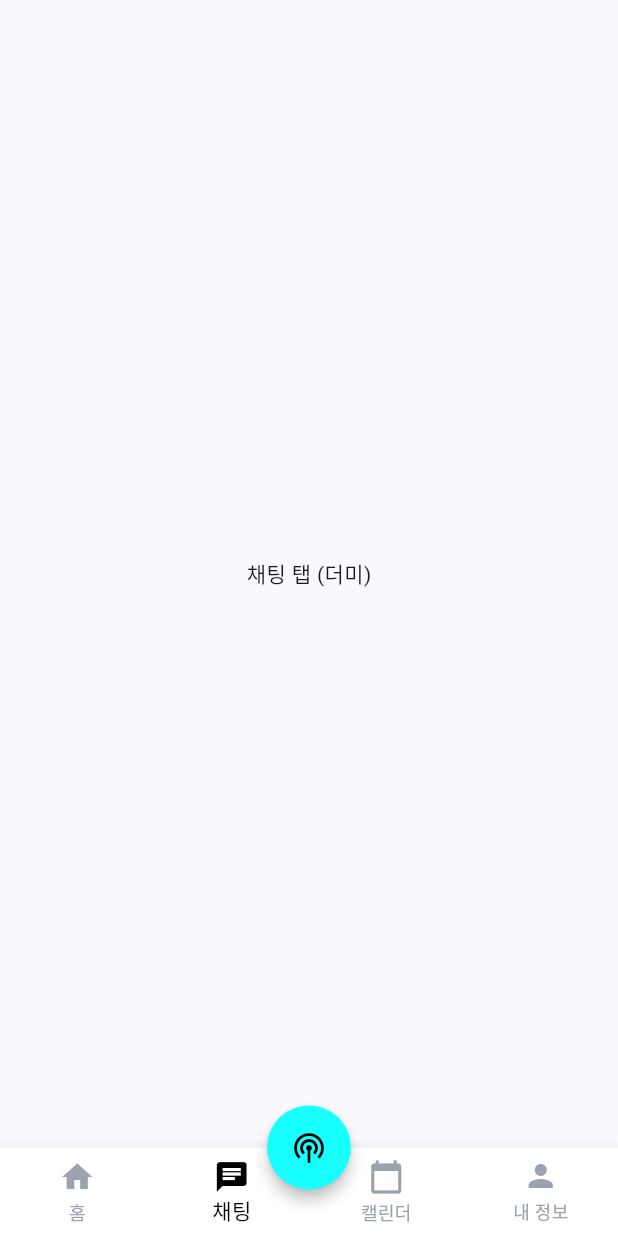
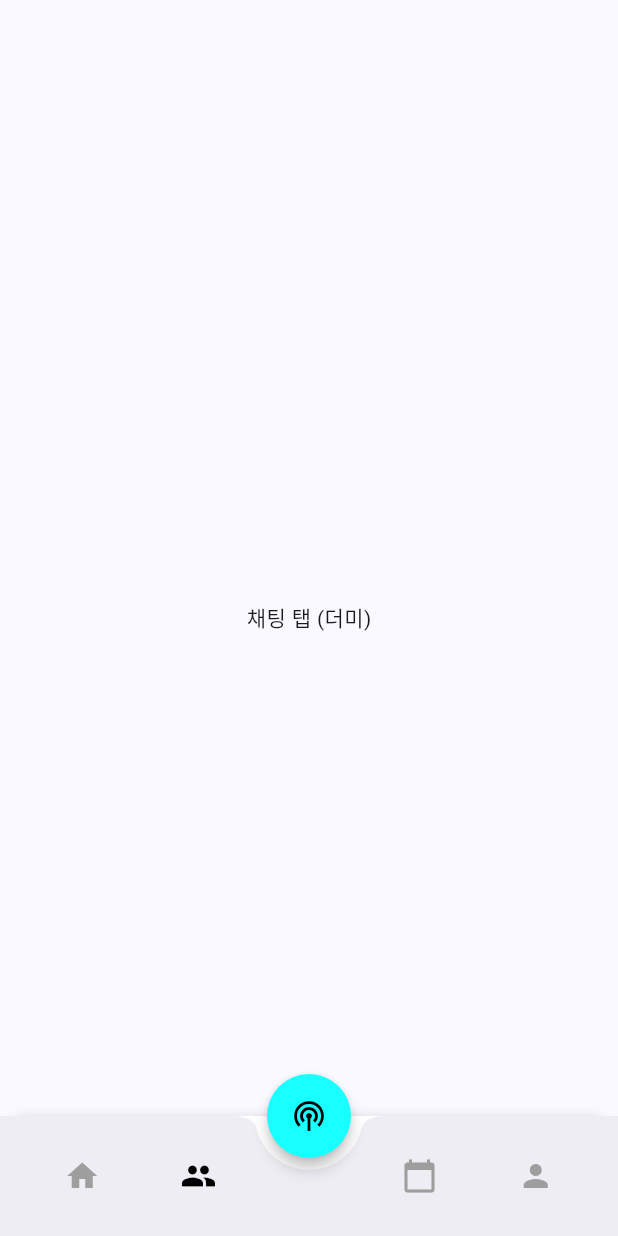
Before and after one commit to ikjunoob/matching, a Flutter app: the screen it shows after launch, item 2 of the bottom bar chosen, on a phone screen of 412 x 824 dp. Run offline on Flutter 3.47's test engine with Material 3 defaults, Android fonts, the phone set to English and light mode, and no system bars; network calls fail; Roboto replaces fonts that are missing (Pretendard).

Commit message:
캘린더더미탭

```diff
--- a/lib/screens/calendar_screen.dart
+++ b/lib/screens/calendar_screen.dart
@@ -5,6 +5,8 @@ class CalendarScreen extends StatelessWidget {
 
   @override
   Widget build(BuildContext context) {
-    return const Scaffold(body: Center(child: Text("📅 캘린더 탭입니다 (더미 화면)")));
+    return const Scaffold(
+      body: Center(child: Text('캘린더 화면입니다', style: TextStyle(fontSize: 20))),
+    );
   }
 }
--- a/lib/screens/main_screen.dart
+++ b/lib/screens/main_screen.dart
@@ -32,30 +32,58 @@ class _MainScreenState extends State<MainScreen> {
   @override
   Widget build(BuildContext context) {
     return Scaffold(
+      extendBody: true,
       body: _pages[_selectedIndex],
-      bottomNavigationBar: BottomNavigationBar(
-        currentIndex: _selectedIndex > 2
-            ? _selectedIndex - 1
-            : _selectedIndex == 2
-            ? 0
-            : _selectedIndex,
-        onTap: (index) {
-          if (index == 2) return; // 중앙 FAB는 따로 처리
-          _onItemTapped(index > 1 ? index + 1 : index);
-        },
-        items: const [
-          BottomNavigationBarItem(icon: Icon(Icons.home), label: '홈'),
-          BottomNavigationBarItem(icon: Icon(Icons.chat), label: '채팅'),
-          BottomNavigationBarItem(
-            icon: Icon(Icons.calendar_today),
-            label: '캘린더',
+      bottomNavigationBar: Container(
+        decoration: const BoxDecoration(
+          color: Colors.white,
+          borderRadius: BorderRadius.only(
+            topLeft: Radius.circular(20),
+            topRight: Radius.circular(20),
           ),
-          BottomNavigationBarItem(icon: Icon(Icons.person), label: '내 정보'),
-        ],
-        selectedItemColor: Color(0xFF000000),
-        unselectedItemColor: Color(0xFF9CA3AF),
-        type: BottomNavigationBarType.fixed,
-        backgroundColor: Colors.white,
+          boxShadow: [BoxShadow(color: Colors.black12, blurRadius: 5)],
+        ),
+        child: BottomAppBar(
+          shape: const CircularNotchedRectangle(),
+          notchMargin: 8,
+          child: SizedBox(
+            height: 60,
+            child: Row(
+              mainAxisAlignment: MainAxisAlignment.spaceAround,
+              children: [
+                IconButton(
+                  icon: Icon(
+                    Icons.home,
+                    color: _selectedIndex == 0 ? Colors.black : Colors.grey,
+                  ),
+                  onPressed: () => _onItemTapped(0),
+                ),
+                IconButton(
+                  icon: Icon(
+                    Icons.group,
+                    color: _selectedIndex == 1 ? Colors.black : Colors.grey,
+                  ),
+                  onPressed: () => _onItemTapped(1),
+                ),
+                const SizedBox(width: 40), // for spacing around FAB
+                IconButton(
+                  icon: Icon(
+                    Icons.calendar_today,
+                    color: _selectedIndex == 3 ? Colors.black : Colors.grey,
+                  ),
+                  onPressed: () => _onItemTapped(3),
+                ),
+                IconButton(
+                  icon: Icon(
+                    Icons.person,
+                    color: _selectedIndex == 4 ? Colors.black : Colors.grey,
+                  ),
+                  onPressed: () => _onItemTapped(4),
+                ),
+              ],
+            ),
+          ),
+        ),
       ),
       floatingActionButtonLocation: FloatingActionButtonLocation.centerDocked,
       floatingActionButton: FloatingActionButton(
```
